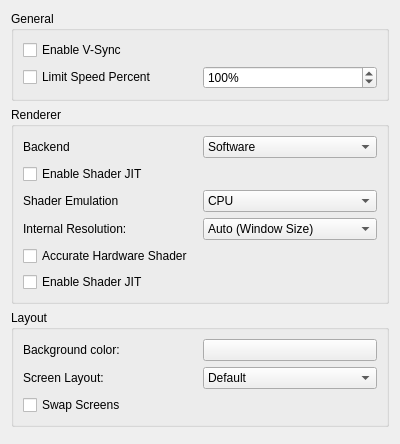
This is src/citra_qt/configuration/configure_graphics.ui in grimtnt/citra as Qt 5 draws it before an edit. The edited form follows.
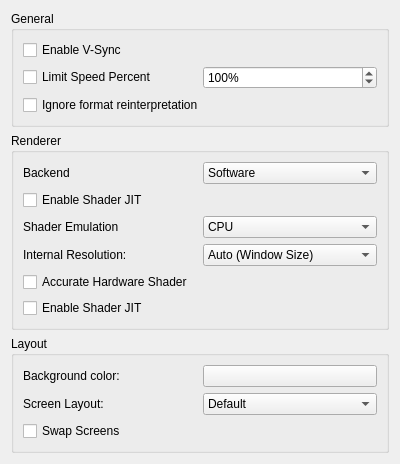
This is the edited form.

Patch:
```diff
--- a/src/citra_qt/configuration/configure_graphics.ui
+++ b/src/citra_qt/configuration/configure_graphics.ui
@@ -56,6 +56,13 @@
           </item>
          </layout>
         </item>
+        <item>
+         <widget class="QCheckBox" name="toggle_bos">
+          <property name="text">
+           <string>Ignore format reinterpretation</string>
+          </property>
+         </widget>
+        </item>
        </layout>
       </widget>
      </item>
```
Left out of the diff: 5 changed lines with no effect on the pictures.
